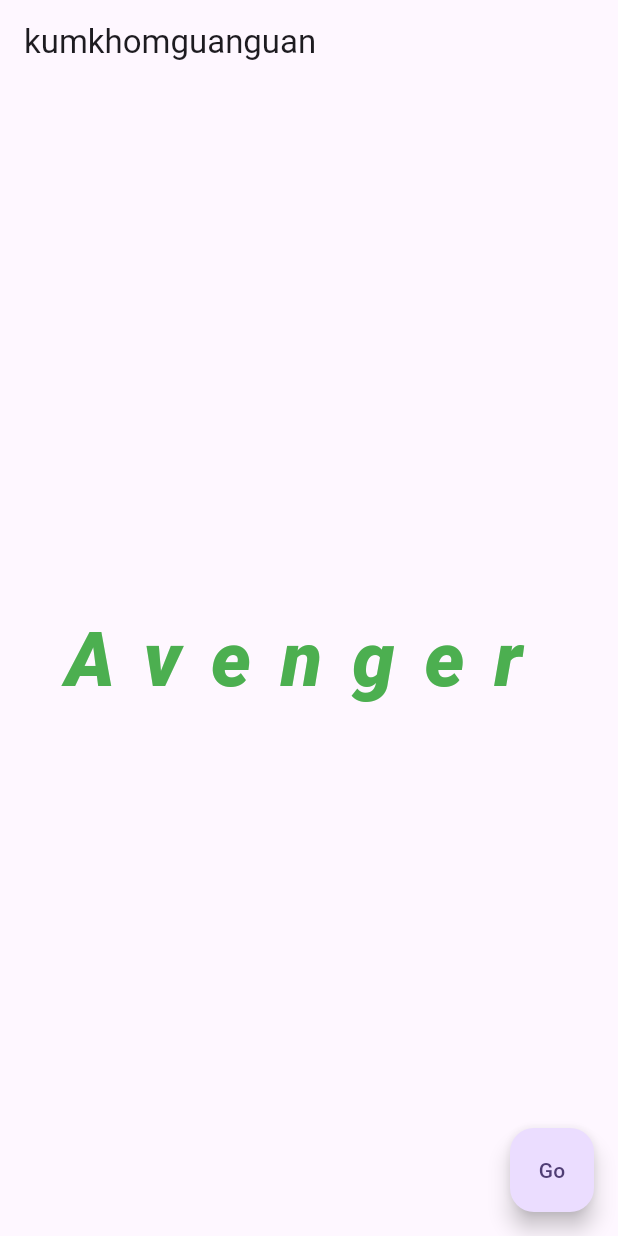
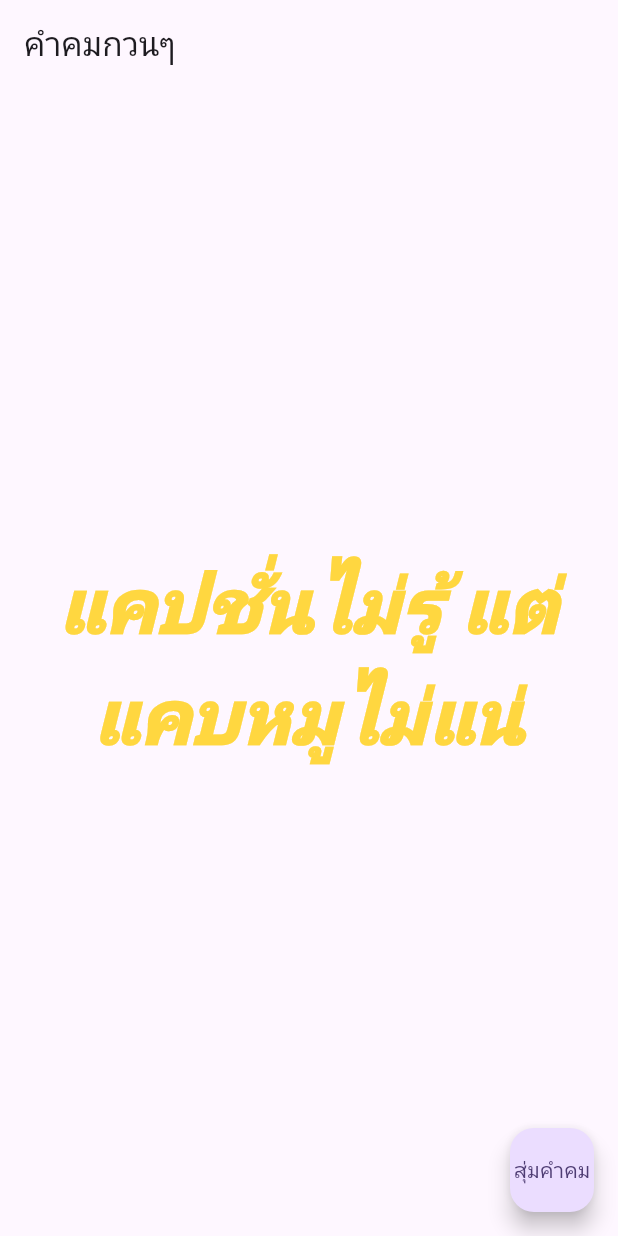
Before and after one commit to Timemi11/funnyquote, a Flutter app: the screen it shows after launch, on a phone screen of 412 x 824 dp. Run offline on Flutter 3.47's test engine with Material 2 defaults, Android fonts, the phone set to English and light mode, and no system bars.

Commit message:
fix colors

```diff
--- a/lib/main.dart
+++ b/lib/main.dart
@@ -34,26 +34,59 @@
 
 class _HomePageState extends State<HomePage> {
   static const List<String> quotes = [
-    "Avenger",
-    "Commics",
-    "Cartoon",
-    "Wanganda Forever",
-    "I like mama",
-    "ง่วงนอนจังเลยXD6",
-
+    "แคปชั่นไม่รู้ แต่แคบหมูไม่แน่",
+    "อยากมีคนใส่ใจ ที่ไม่ใช่ป้าข้างบ้าน",
+    "ใจไม่ดำหรอกจ้ะ ขอบตาต่างหากที่ดำ",
+    "อย่าทำให้หลงได้ไหม น้ำมันแพง",
+    "ไม่ค่อยหลายใจ ส่วนมากจะหลายขวด",
+    "เหมาะกับการอยู่ในวงเหล้า มากกว่าการเข้าไปอยู่ในใจใคร",
+  ];
+  static const List<Color> colors = [
+    Colors.amberAccent,
+    Colors.blue,
+    Colors.lightGreenAccent,
+    Colors.orangeAccent,
+    Colors.purpleAccent,
   ];
 
-    var quote = quotes[0];
+  var colorrnd = colors[0];
+  var quote = quotes[0];
+  var precolor = 0;
+  var preindex = 0;
+  var rad = Random();
 
-  void handleclick(){
-    setState(() { //refesh when imprement success
-      var rad = Random();
-      var rndindex =  rad.nextInt(quotes.length);
+  void handleclick() {
+    setState(() {
+      //refesh when imprement success
+      var rndindex = rad.nextInt(quotes.length);
+      if (rndindex == preindex) {
+        // print("it's match");
+        // print("before : ${rndindex}");
+        rndindex = rad.nextInt(quotes.length);
+        // print("after : ${rndindex}");
+        quote = quotes[rndindex];
+        preindex = rndindex;
+        return;
+      }
       quote = quotes[rndindex];
+      preindex = rndindex;
     });
   }
 
-
+  void randomcolor() {
+    setState(() {
+      //refesh when imprement success
+      var rndcolor = rad.nextInt(colors.length);
+      if (rndcolor == precolor) {
+        rndcolor = rad.nextInt(colors.length);
+        colorrnd = colors[rndcolor];
+        precolor = rndcolor;
+        return;
+      }
+      colorrnd = colors[rndcolor];
+      precolor = rndcolor;
+    });
+  }
 
   @override
   Widget build(BuildContext context) {
@@ -61,22 +94,26 @@
 
     return Scaffold(
       // Scaffold is widget help for layout
-      appBar: AppBar(title: const Text("kumkhomguanguan")),
+      appBar: AppBar(title: const Text("คำคมกวนๆ")),
       floatingActionButton: FloatingActionButton(
-        onPressed:handleclick ,
-        child: const Text("Go"),
+        onPressed: () {
+          //arrow function of dart
+          handleclick();
+          randomcolor();
+          //
+        },
+        child: const Text("สุ่มคำคม"),
       ),
       body: Padding(
         padding: const EdgeInsets.all(10.0),
         child: Center(
             child: Text(
           quote,
-          style: const TextStyle(
-            color: Colors.green,
+          style: TextStyle(
+            color: colorrnd,
             fontSize: 50,
             fontStyle: FontStyle.italic,
             fontWeight: FontWeight.w900,
-            letterSpacing: 20,
           ),
           textAlign: TextAlign.center,
         )),
```
